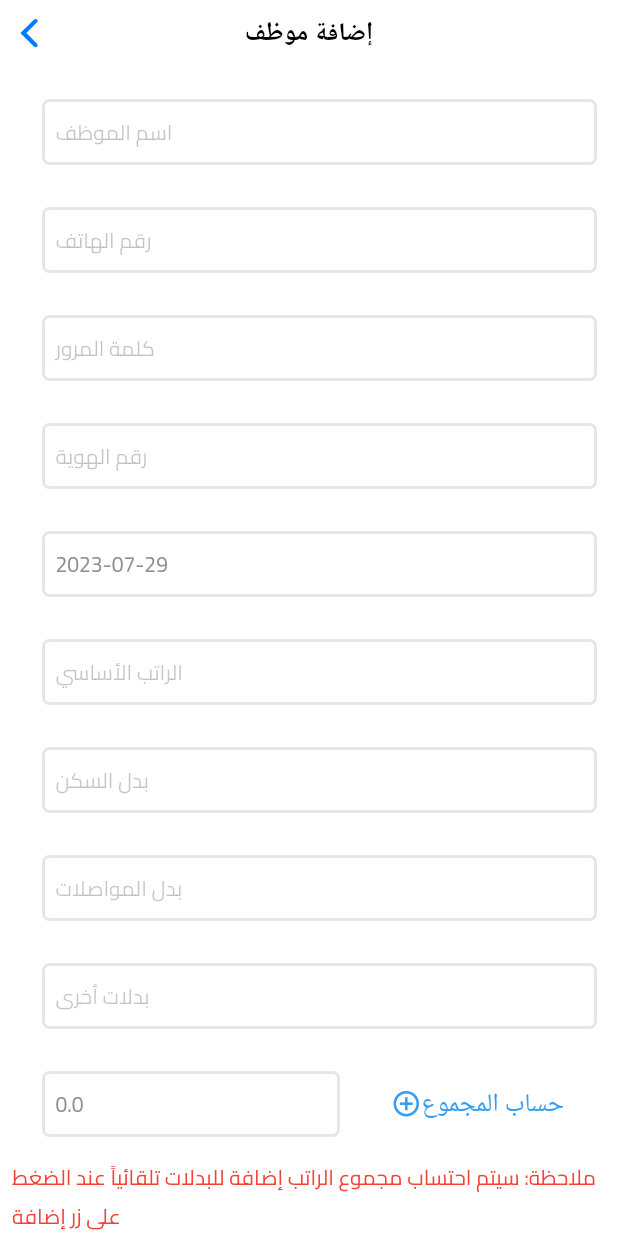
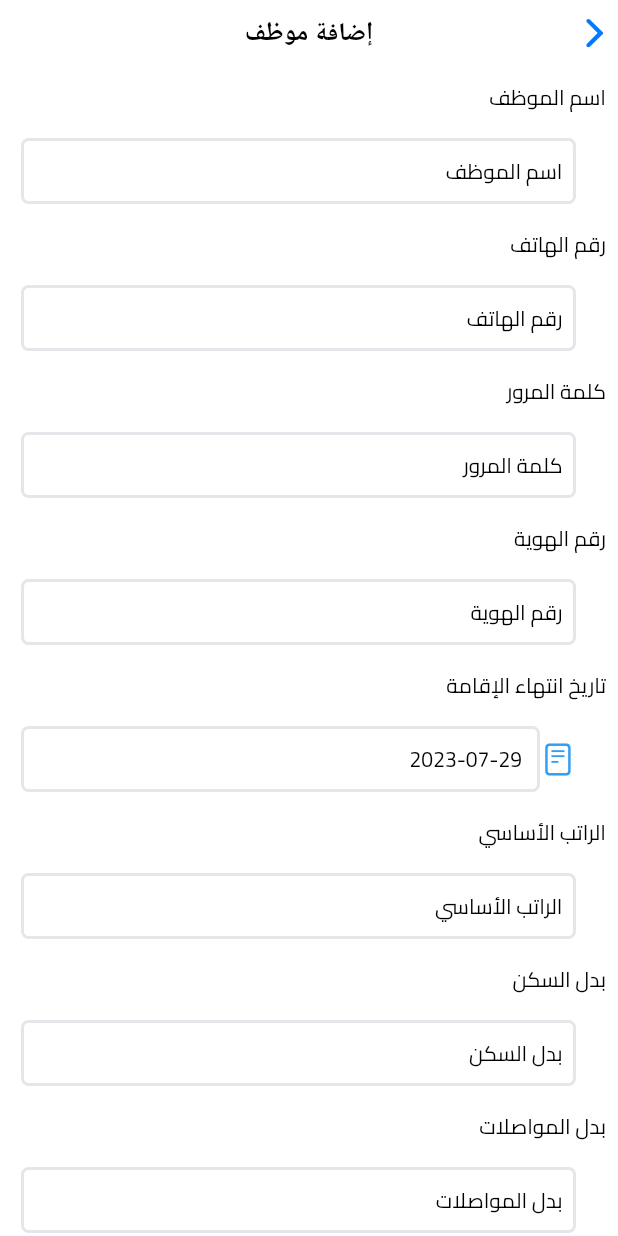
Before and after one commit to raghadnarech/WorkCyccleIos, a Flutter app: the AddEmployee screen opened directly, on a phone screen of 412 x 824 dp. Run offline on Flutter 3.47's test engine with Material 2 defaults, Android fonts, the phone set to English and light mode, and no system bars; drawn by our look-alikes of auto_size_text; our stand-ins replace animated_text_kit, another_flushbar, badges, flutter_slidable, page_transition, permission_handler and 4 more; missing offline and left inert: image_picker_ios, image_picker_platform_interface, insta_image_viewer, mobile_scanner, motion, unique_identifier; accounts and stored records are empty; network calls fail.

Commit message:
edit some issue for admin screens

```diff
--- a/lib/Views/Admin/addEmployee.dart
+++ b/lib/Views/Admin/addEmployee.dart
@@ -1,5 +1,6 @@
 import 'dart:io';
 
+import 'package:auto_size_text/auto_size_text.dart';
 import 'package:flutter/cupertino.dart';
 import 'package:flutter/material.dart';
 import 'package:flutter/src/widgets/container.dart';
@@ -116,27 +117,34 @@ class _AddEmployeeState extends State<AddEmployee> {
             child: Column(
               crossAxisAlignment: CrossAxisAlignment.start,
               children: [
+                AutoSizeText("اسم الموظف"),
                 TextInputForAll(
                   hint: "اسم الموظف",
                   lable: "اسم الموظف",
                   controller: nameController,
                 ),
+                AutoSizeText("رقم الهاتف"),
                 TextInputForAll(
                   hint: "رقم الهاتف",
                   lable: "رقم الهاتف",
                   controller: phoneController,
                   type: TextInputType.number,
                 ),
+                AutoSizeText("كلمة المرور"),
                 TextInputForAll(
                   hint: "كلمة المرور",
                   lable: "كلمة المرور",
                   controller: passwordController,
                 ),
+                AutoSizeText("رقم الهوية"),
                 TextInputForAll(
                   hint: "رقم الهوية",
                   lable: "رقم الهوية",
                   controller: number_idintityController,
                   type: TextInputType.number,
+                ),
+                AutoSizeText(
+                  "تاريخ انتهاء الإقامة",
                 ),
                 TextInputForAll(
                   hint: "$dateformat",
@@ -144,17 +152,22 @@ class _AddEmployeeState extends State<AddEmployee> {
                   controller: dateaddemployeeController,
                   type: TextInputType.datetime,
                 ),
+                AutoSizeText("الراتب الأساسي"),
                 TextInputForAll(
                   hint: "الراتب الأساسي",
                   lable: "الراتب الأساسي",
                   controller: salaryController,
                   type: TextInputType.number,
                 ),
+                AutoSizeText("بدل السكن"),
                 TextInputForAll(
                   hint: "بدل السكن",
                   lable: "بدل السكن",
                   controller: housing_allowanceController,
                   type: TextInputType.number,
+                ),
+                AutoSizeText(
+                  "بدل المواصلات",
                 ),
                 TextInputForAll(
                   hint: "بدل المواصلات",
@@ -162,6 +175,7 @@ class _AddEmployeeState extends State<AddEmployee> {
                   controller: transfer_allowanceController,
                   type: TextInputType.number,
                 ),
+                AutoSizeText("بدلات أخرى"),
                 TextInputForAll(
                   hint: "بدلات أخرى",
                   lable: "بدلات أخرى",
--- a/lib/Views/Auth/auth_page.dart
+++ b/lib/Views/Auth/auth_page.dart
@@ -67,8 +67,8 @@ class _AuthPageState extends State<AuthPage> {
       onTap: () {
         FocusManager.instance.primaryFocus?.unfocus();
       },
-      child: CupertinoPageScaffold(
-        child: SafeArea(
+      child: SafeArea(
+        child: CupertinoPageScaffold(
           child: SingleChildScrollView(
             child: Row(
               mainAxisAlignment: MainAxisAlignment.center,
--- a/lib/Widgets/TextInput.dart
+++ b/lib/Widgets/TextInput.dart
@@ -1,4 +1,5 @@
 import 'package:flutter/cupertino.dart';
+import 'package:flutter/material.dart';
 import 'package:flutter/services.dart';
 import 'package:intl/intl.dart';
 import 'package:qr_app/Views/Admin/EditUserProfile.dart';
@@ -33,28 +34,13 @@ class _TextInputForAllState extends State<TextInputForAll> {
   Widget build(BuildContext context) {
     dateformat = DateFormat('yyyy-MM-dd').format(DateTime.now());
 
-    void _showdatePicker() {
-      CupertinoDatePicker(
-          initialDateTime: DateTime.now(),
-          minimumDate: DateTime.now(),
-          maximumDate: DateTime(2024),
-          onDateTimeChanged: (value) {
-            setState(() {
-              dateaddemployeeController.text =
-                  "${DateFormat('yyyy-MM-dd').format(value)}";
-              dateController.text = "${DateFormat('yyyy-MM-dd').format(value)}";
-              datepersonalController.text =
-                  "${DateFormat('yyyy-MM-dd').format(value)}";
-              dateadvancepayment.text =
-                  "${DateFormat('yyyy-MM-dd').format(value)}";
-            });
-          });
-    }
+    // void _showdatePicker() {}
 
     return Padding(
-      padding: const EdgeInsets.symmetric(vertical: 8),
+      padding: EdgeInsets.symmetric(vertical: 8),
       child: CupertinoTextFormFieldRow(
         placeholder: widget.hint,
+        placeholderStyle: TextStyle(color: CupertinoColors.black),
         strutStyle:
             StrutStyle.fromTextStyle(TextStyle(color: CupertinoColors.black)),
         decoration: BoxDecoration(
@@ -64,6 +50,34 @@ class _TextInputForAllState extends State<TextInputForAll> {
             borderRadius: BorderRadius.circular(5)),
         obscureText: widget.hint == "كلمة المرور" ? secure : false,
         enabled: widget.state,
+        prefix: widget.type == TextInputType.datetime
+            ? GestureDetector(
+                onTap: () {
+                  showModalBottomSheet(
+                      context: context,
+                      builder: (context) => SizedBox(
+                            height: 200,
+                            width: double.infinity,
+                            child: CupertinoDatePicker(
+                                mode: CupertinoDatePickerMode.date,
+                                minimumDate: DateTime.now(),
+                                maximumDate: DateTime(2024),
+                                onDateTimeChanged: (value) {
+                                  setState(() {
+                                    dateaddemployeeController.text =
+                                        "${DateFormat('yyyy-MM-dd').format(value)}";
+                                    dateController.text =
+                                        "${DateFormat('yyyy-MM-dd').format(value)}";
+                                    datepersonalController.text =
+                                        "${DateFormat('yyyy-MM-dd').format(value)}";
+                                    dateadvancepayment.text =
+                                        "${DateFormat('yyyy-MM-dd').format(value)}";
+                                  });
+                                }),
+                          ));
+                },
+                child: Icon(CupertinoIcons.doc_plaintext))
+            : null,
         autovalidateMode: AutovalidateMode.onUserInteraction,
         validator: ((value) {
           if (value == null || value.isEmpty) {
@@ -72,7 +86,7 @@ class _TextInputForAllState extends State<TextInputForAll> {
         }),
         controller: widget.controller,
         style: TextStyle(
-          color: CupertinoColors.systemGrey,
+          color: CupertinoColors.black,
           fontSize: 14,
         ),
         inputFormatters:
--- /dev/null
+++ b/lib/l10n/l10n.dart
@@ -0,0 +1,7 @@
+import 'package:flutter/material.dart';
+
+class L10n {
+  static final all = [
+    const Locale('ar'),
+  ];
+}
--- a/pubspec.yaml
+++ b/pubspec.yaml
@@ -42,7 +42,7 @@ dependencies:
   image_picker_ios:
   insta_image_viewer:
   intl:
-  mobile_scanner: 3.3.0
+  mobile_scanner:
   motion:
   page_transition:
   path_provider:
@@ -52,6 +52,7 @@ dependencies:
   share_plus:
   shared_preferences:
   shimmer:
+  flutter_localization:
   unique_identifier:
 
 dev_dependencies:
```
Also changed, not shown: lib/l10n/app_ar.arb (added, +63 -0 lines), lib/l10n/app_en.arb (added, +68 -0 lines), lib/main.dart (+9 -0 lines), pubspec.lock, 1 other file.
